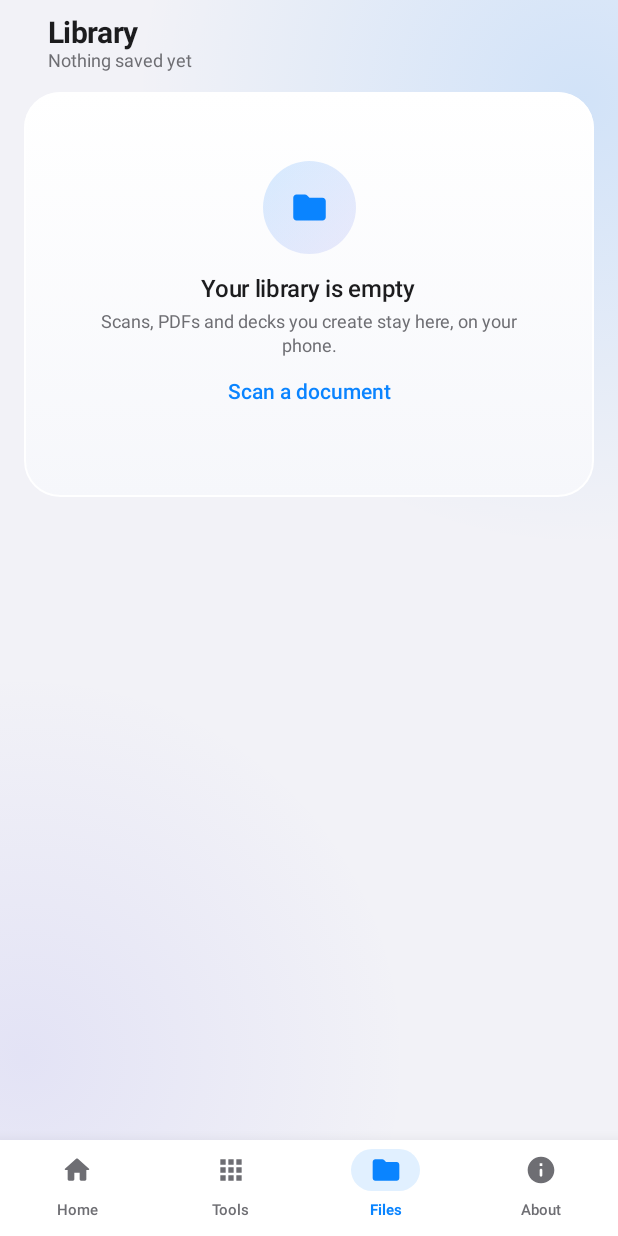
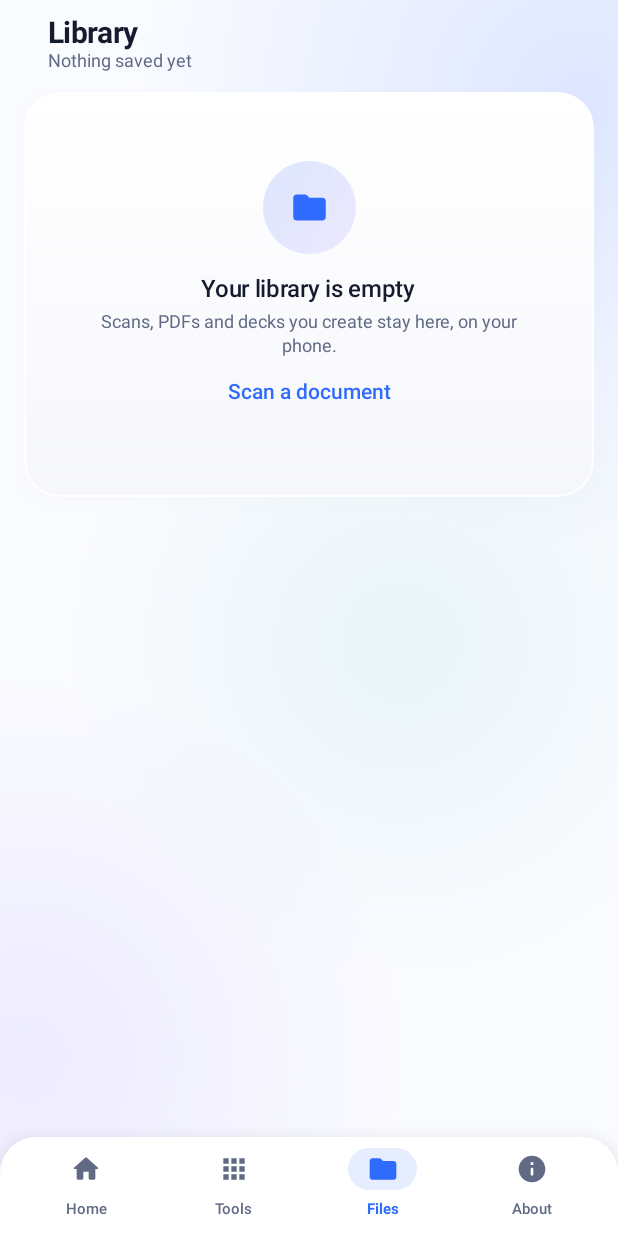
Before and after one commit to raisoftlabs/rs-office, an Android app built with Jetpack Compose: the screen it shows after launch (MainActivity), after a tap on "Files", on a phone screen of 412 x 824 dp. Run offline under Robolectric (Android 15) with nearby library versions, the phone set to English and light mode, and no system bars; libraries missing offline, so code that uses them is left out: com.google.mlkit.vision, com.tom_roush.pdfbox; 1 statement that could not run was skipped.

Commit message:
RS Office 2.1: light glossy reskin, route back stack, credits

```diff
--- a/app/src/main/java/com/raisoftlabs/rsoffice/ui/App.kt
+++ b/app/src/main/java/com/raisoftlabs/rsoffice/ui/App.kt
@@ -88,7 +88,8 @@ fun RSOfficeApp() {
     val scope = rememberCoroutineScope()
 
     var tab by rememberSaveable { mutableStateOf(0) }
-    var route by remember { mutableStateOf<Route?>(null) }
+    var routeStack by remember { mutableStateOf<List<Route>>(emptyList()) }
+    val route = routeStack.lastOrNull()
     var libraryVersion by remember { mutableIntStateOf(0) }
     var busyMessage by remember { mutableStateOf<String?>(null) }
     var files by remember { mutableStateOf<List<File>>(emptyList()) }
@@ -99,6 +100,14 @@ fun RSOfficeApp() {
 
     fun refreshLibrary() {
         libraryVersion++
+    }
+
+    fun openRoute(next: Route) {
+        routeStack = routeStack + next
+    }
+
+    fun goBack() {
+        routeStack = if (routeStack.size > 1) routeStack.dropLast(1) else emptyList()
     }
 
     LaunchedEffect(route) {
@@ -115,7 +124,7 @@ fun RSOfficeApp() {
                 busyMessage = null
                 if (file != null) {
                     refreshLibrary()
-                    route = Route.Result(file)
+                    openRoute(Route.Result(file))
                 } else {
                     context.toast("That PDF could not be read.")
                 }
@@ -144,7 +153,7 @@ fun RSOfficeApp() {
                     if (imported.renameTo(renamed)) renamed else imported
                 }
                 refreshLibrary()
-                route = Route.Office(file)
+                openRoute(Route.Office(file))
             }
         }
     }
@@ -164,7 +173,7 @@ fun RSOfficeApp() {
                     busyMessage = null
                     if (file != null) {
                         refreshLibrary()
-                        route = Route.Result(file)
+                        openRoute(Route.Result(file))
                     } else {
                         context.toast("The scan could not be saved.")
                     }
@@ -208,9 +217,9 @@ fun RSOfficeApp() {
     fun handleTool(id: ToolId) {
         when {
             id == ToolId.SCAN -> startScan()
-            id == ToolId.DECK -> route = Route.Deck(null)
+            id == ToolId.DECK -> openRoute(Route.Deck(null))
             id.isOffice -> openOffice(id)
-            else -> route = Route.Tool(id)
+            else -> openRoute(Route.Tool(id))
         }
     }
 
@@ -222,10 +231,12 @@ fun RSOfficeApp() {
             if (text.isBlank()) {
                 context.toast("No readable text found in this file.")
             } else {
-                route = Route.Text(
-                    title = Store.prettyName(file).ifBlank { "Extracted text" },
-                    body = text,
-                    name = "${file.nameWithoutExtension}_text"
+                openRoute(
+                    Route.Text(
+                        title = Store.prettyName(file).ifBlank { "Extracted text" },
+                        body = text,
+                        name = "${file.nameWithoutExtension}_text"
+                    )
                 )
             }
         }
@@ -233,13 +244,13 @@ fun RSOfficeApp() {
 
     fun openFile(file: File) {
         when (file.extension.lowercase()) {
-            "pdf" -> route = Route.Viewer(file)
-            "docx", "xlsx", "pptx" -> route = Route.Office(file)
+            "pdf" -> openRoute(Route.Viewer(file))
+            "docx", "xlsx", "pptx" -> openRoute(Route.Office(file))
             else -> Store.openWith(context, file)
         }
     }
 
-    BackHandler(enabled = route != null) { route = null }
+    BackHandler(enabled = route != null) { goBack() }
     BackHandler(enabled = route == null && tab != 0) { tab = 0 }
 
     AppBackground {
@@ -301,9 +312,9 @@ fun RSOfficeApp() {
                         when (current) {
                             is Route.Result -> ResultScreen(
                                 file = current.file,
-                                onBack = { route = null },
+                                onBack = { goBack() },
                                 onOpen = { openFile(current.file) },
-                                onMakeDeck = { route = Route.Deck(current.file) },
+                                onMakeDeck = { openRoute(Route.Deck(current.file)) },
                                 onOcr = { runOcr(current.file) },
                                 onShare = { Store.share(context, current.file) },
                                 onSave = {
@@ -316,7 +327,7 @@ fun RSOfficeApp() {
 
                             is Route.Deck -> DeckScreen(
                                 initialSource = current.source,
-                                onBack = { route = null },
+                                onBack = { goBack() },
                                 onScan = { startScan() },
                                 onOpenFile = { file ->
                                     refreshLibrary()
@@ -326,28 +337,28 @@ fun RSOfficeApp() {
 
                             is Route.Tool -> ToolScreen(
                                 tool = current.id,
-                                onBack = { route = null },
+                                onBack = { goBack() },
                                 onScan = { startScan() },
                                 onTextReady = { title, body, name ->
-                                    route = Route.Text(title, body, name)
+                                    openRoute(Route.Text(title, body, name))
                                 }
                             )
 
                             is Route.Viewer -> ViewerScreen(
                                 file = current.file,
-                                onBack = { route = null }
+                                onBack = { goBack() }
                             )
 
                             is Route.Office -> OfficeScreen(
                                 file = current.file,
-                                onBack = { route = null }
+                                onBack = { goBack() }
                             )
 
                             is Route.Text -> TextScreen(
                                 title = current.title,
                                 body = current.body,
                                 suggestedName = current.name,
-                                onBack = { route = null }
+                                onBack = { goBack() }
                             )
                         }
                     }
@@ -369,12 +380,17 @@ fun RSOfficeApp() {
 
 @Composable
 private fun BottomBar(tab: Int, onTab: (Int) -> Unit) {
-    Surface(color = MaterialTheme.colorScheme.surface, shadowElevation = 16.dp) {
+    Surface(
+        color = Color.White,
+        shape = RoundedCornerShape(topStart = 24.dp, topEnd = 24.dp),
+        shadowElevation = 20.dp
+    ) {
         Row(
             modifier = Modifier
                 .fillMaxWidth()
                 .navigationBarsPadding()
-                .height(64.dp),
+                .height(66.dp)
+                .padding(horizontal = 8.dp),
             verticalAlignment = Alignment.CenterVertically
         ) {
             TabItem(0, "Home", Icons.Rounded.Home, tab, onTab, Modifier.weight(1f))
--- a/app/src/main/java/com/raisoftlabs/rsoffice/ui/Design.kt
+++ b/app/src/main/java/com/raisoftlabs/rsoffice/ui/Design.kt
@@ -39,6 +39,7 @@ import androidx.compose.runtime.remember
 import androidx.compose.ui.Alignment
 import androidx.compose.ui.Modifier
 import androidx.compose.ui.draw.clip
+import androidx.compose.ui.draw.shadow
 import androidx.compose.ui.geometry.Offset
 import androidx.compose.ui.graphics.Brush
 import androidx.compose.ui.graphics.Color
@@ -94,6 +95,19 @@ fun AppBackground(content: @Composable BoxScope.() -> Unit) {
                 radius = radius * 0.62f,
                 center = bottomCenter
             )
+            val midCenter = Offset(size.width * (0.72f - 0.08f * drift), size.height * 0.52f)
+            drawCircle(
+                brush = Brush.radialGradient(
+                    colors = listOf(
+                        Teal.copy(alpha = if (light) 0.07f else 0.10f),
+                        Color.Transparent
+                    ),
+                    center = midCenter,
+                    radius = radius * 0.55f
+                ),
+                radius = radius * 0.55f,
+                center = midCenter
+            )
         }
         content()
     }
@@ -142,6 +156,12 @@ fun GlassCard(
     Column(
         modifier = modifier
             .fillMaxWidth()
+            .shadow(
+                elevation = if (light) 7.dp else 2.dp,
+                shape = shape,
+                ambientColor = Color(0x1A304A80),
+                spotColor = Color(0x1A304A80)
+            )
             .clip(shape)
             .then(
                 if (onClick != null) Modifier.bounceClick { onClick() } else Modifier
--- a/app/src/main/java/com/raisoftlabs/rsoffice/ui/HomeScreen.kt
+++ b/app/src/main/java/com/raisoftlabs/rsoffice/ui/HomeScreen.kt
@@ -77,7 +77,7 @@ fun HomeScreen(
                         .size(42.dp)
                         .clip(RoundedCornerShape(13.dp))
                         .background(
-                            Brush.linearGradient(listOf(Color(0xFF3DA0FF), Color(0xFF5E5CE6)))
+                            Brush.linearGradient(listOf(Indigo, Violet))
                         ),
                     contentAlignment = Alignment.Center
                 ) {
@@ -119,7 +119,7 @@ fun HomeScreen(
                     .clip(RoundedCornerShape(28.dp))
                     .background(
                         Brush.linearGradient(
-                            listOf(Color(0xFF1F6BFF), Color(0xFF6C4BFF), Color(0xFF9B4BFF))
+                            listOf(IndigoDeep, Indigo, Violet)
                         )
                     )
             ) {
@@ -152,7 +152,7 @@ fun HomeScreen(
                     )
                     Spacer(Modifier.height(7.dp))
                     Text(
-                        "Scan, read Word, Excel and PowerPoint, and turn any PDF into a real deck.",
+                        "Scan pages, edit Word, Excel and PowerPoint files, and build real decks from PDFs.",
                         style = MaterialTheme.typography.bodySmall,
                         color = Color.White.copy(alpha = 0.85f)
                     )
@@ -216,13 +216,13 @@ fun HomeScreen(
                 horizontalArrangement = Arrangement.SpaceBetween
             ) {
                 QuickAction("Scan", Icons.Rounded.PhotoCamera, listOf(Indigo, IndigoDeep), onScan)
-                QuickAction("Import", Icons.Rounded.Upload, listOf(Teal, Color(0xFF0A6BFF)), onImportPdf)
+                QuickAction("Import", Icons.Rounded.Upload, listOf(Teal, Indigo), onImportPdf)
                 QuickAction(
                     "Deck",
                     Icons.Rounded.AutoAwesome,
-                    listOf(Amber, Color(0xFFFF6B00))
+                    listOf(Amber, PptOrange)
                 ) { onTool(ToolId.DECK) }
-                QuickAction("Files", Icons.Rounded.Folder, listOf(Violet, Color(0xFF4B48C9)), onOpenLibrary)
+                QuickAction("Files", Icons.Rounded.Folder, listOf(Violet, IndigoDeep), onOpenLibrary)
             }
         }
 
@@ -257,7 +257,7 @@ fun HomeScreen(
                 ) { onOpenOffice(ToolId.SLIDES) }
                 OfficeCard(
                     icon = Icons.Rounded.Description,
-                    colors = listOf(PdfRed, Color(0xFFB01818)),
+                    colors = listOf(PdfRed, Rose),
                     title = "PDF",
                     subtitle = "Open or convert",
                     modifier = Modifier.weight(1f)
--- a/app/src/main/java/com/raisoftlabs/rsoffice/ui/Theme.kt
+++ b/app/src/main/java/com/raisoftlabs/rsoffice/ui/Theme.kt
@@ -1,6 +1,5 @@
 package com.raisoftlabs.rsoffice.ui
 
-import androidx.compose.foundation.isSystemInDarkTheme
 import androidx.compose.material3.MaterialTheme
 import androidx.compose.material3.Typography
 import androidx.compose.material3.darkColorScheme
@@ -11,40 +10,40 @@ import androidx.compose.ui.text.TextStyle
 import androidx.compose.ui.text.font.FontWeight
 import androidx.compose.ui.unit.sp
 
-/* ---- iOS-inspired glossy palette ---------------------------------------- */
-val Indigo = Color(0xFF0A84FF)      // system blue
-val IndigoDeep = Color(0xFF0060DF)
-val Violet = Color(0xFF5E5CE6)
-val Mint = Color(0xFF34C759)
-val Amber = Color(0xFFFF9F0A)
-val Rose = Color(0xFFFF3B30)
-val Teal = Color(0xFF32ADE6)
-val Pink = Color(0xFFFF2D55)
+/* ---- RS Office light palette (original, office-familiar but distinct) ---- */
+val Indigo = Color(0xFF2F6BFF)      // primary electric blue
+val IndigoDeep = Color(0xFF1746C8)
+val Violet = Color(0xFF7B5CFF)
+val Mint = Color(0xFF12A06A)
+val Amber = Color(0xFFF59E0B)
+val Rose = Color(0xFFF04438)
+val Teal = Color(0xFF0EA5A4)
+val Pink = Color(0xFFEC4899)
 
-/* office brand colors — same words people already know */
-val WordBlue = Color(0xFF2B579A)
-val ExcelGreen = Color(0xFF1F7A4D)
-val PptOrange = Color(0xFFD24726)
-val PdfRed = Color(0xFFE5322D)
+/* document-type colors — familiar categories, our own hues */
+val WordBlue = Color(0xFF3B6EF6)
+val ExcelGreen = Color(0xFF12A06A)
+val PptOrange = Color(0xFFF2762E)
+val PdfRed = Color(0xFFE5484D)
 
 private val LightScheme = lightColorScheme(
     primary = Indigo,
     onPrimary = Color.White,
-    primaryContainer = Color(0xFFDCEBFF),
-    onPrimaryContainer = Color(0xFF00325C),
+    primaryContainer = Color(0xFFE4EBFF),
+    onPrimaryContainer = Color(0xFF173E9E),
     secondary = Violet,
     onSecondary = Color.White,
-    secondaryContainer = Color(0xFFE6E4FF),
-    onSecondaryContainer = Color(0xFF2A2870),
+    secondaryContainer = Color(0xFFEDE8FF),
+    onSecondaryContainer = Color(0xFF3B2B8C),
     tertiary = Mint,
-    background = Color(0xFFF2F2F7),
-    onBackground = Color(0xFF1C1C1E),
+    background = Color(0xFFFAFBFF),
+    onBackground = Color(0xFF151A2E),
     surface = Color(0xFFFFFFFF),
-    onSurface = Color(0xFF1C1C1E),
-    surfaceVariant = Color(0xFFEAEAF0),
-    onSurfaceVariant = Color(0xFF6E6E73),
-    outline = Color(0xFFD3D3DB),
-    outlineVariant = Color(0xFFE4E4EA),
+    onSurface = Color(0xFF151A2E),
+    surfaceVariant = Color(0xFFEEF1F9),
+    onSurfaceVariant = Color(0xFF606A85),
+    outline = Color(0xFFD7DEEE),
+    outlineVariant = Color(0xFFE8ECF6),
     error = Color(0xFFFF3B30),
     onError = Color.White
 )
@@ -110,7 +109,7 @@ private val RSOfficeTypography = Typography(
 
 @Composable
 fun RSOfficeTheme(
-    darkTheme: Boolean = isSystemInDarkTheme(),
+    darkTheme: Boolean = false,
     content: @Composable () -> Unit
 ) {
     MaterialTheme(
```
Also changed, not shown: app/src/main/java/com/raisoftlabs/rsoffice/ui/AboutScreen.kt (+26 -1 lines), app/src/main/java/com/raisoftlabs/rsoffice/ui/Components.kt (+8 -1 lines), 1 other file.
